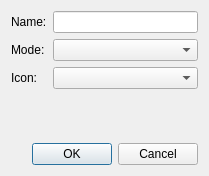
Before: the Qt Designer form ui/WorkDetailEditor.ui in cvuchener/df-workdetailtest, drawn with Qt 5.
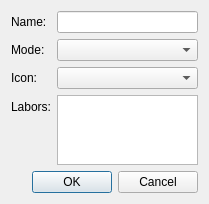
After: the same form once the commit is applied.

Commit message: Add labors in work detail editor

```diff
--- a/ui/WorkDetailEditor.ui
+++ b/ui/WorkDetailEditor.ui
@@ -46,6 +46,20 @@
      <item row="2" column="1">
       <widget class="QComboBox" name="icon"/>
      </item>
+     <item row="3" column="1">
+      <widget class="QTreeView" name="labors">
+       <property name="headerHidden">
+        <bool>true</bool>
+       </property>
+      </widget>
+     </item>
+     <item row="3" column="0">
+      <widget class="QLabel" name="labors_label">
+       <property name="text">
+        <string>Labors:</string>
+       </property>
+      </widget>
+     </item>
     </layout>
    </item>
    <item>
```
The commit also changes 8 other files.
